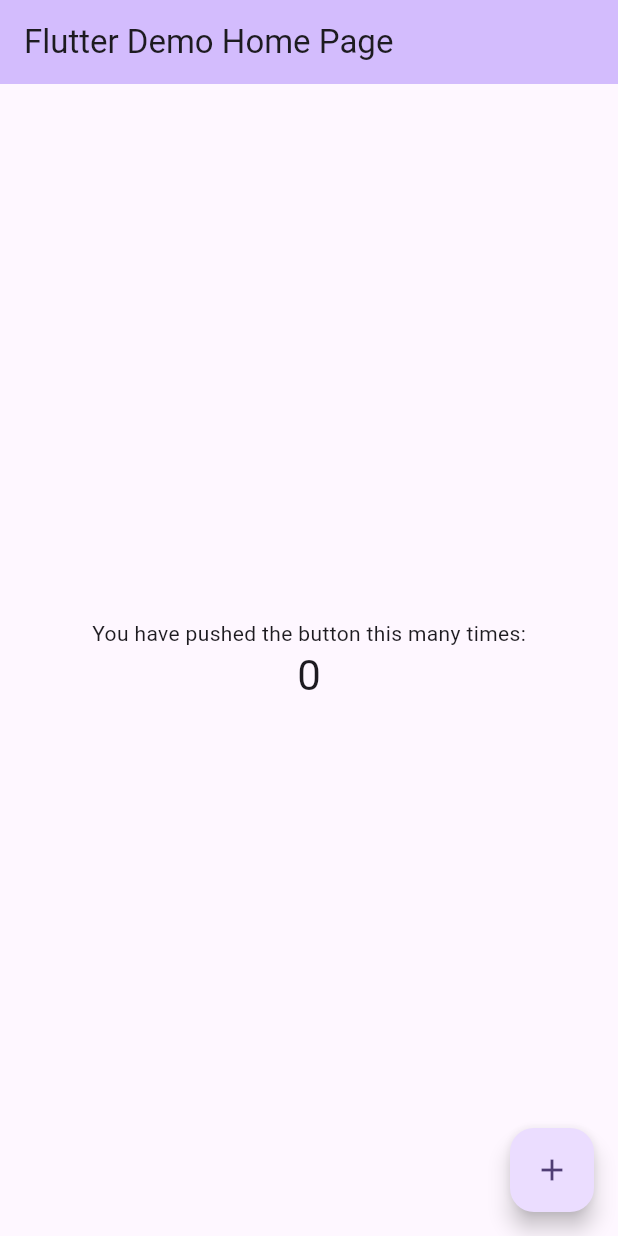
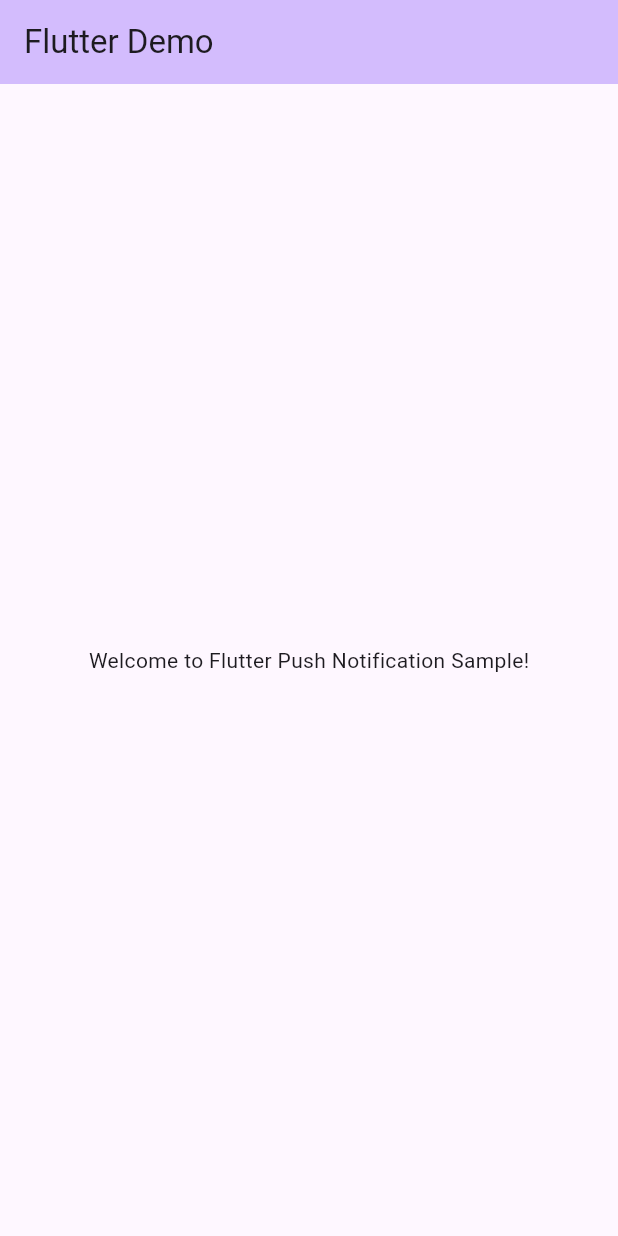
Before and after one commit to sakutaro220/Flutter-push-notification-sample, a Flutter app: the screen it shows after launch, on a phone screen of 412 x 824 dp. Run offline on Flutter 3.47's test engine with Material 2 defaults, Android fonts, the phone set to English and light mode, and no system bars; our stand-ins replace firebase_core, firebase_messaging, logger; accounts and stored records are empty.

Commit message:
implement push notification

```diff
--- a/lib/main.dart
+++ b/lib/main.dart
@@ -1,6 +1,34 @@
+import 'package:firebase_core/firebase_core.dart';
+import 'package:firebase_messaging/firebase_messaging.dart';
 import 'package:flutter/material.dart';
+import 'package:flutter_push_notification/notification_handler.dart';
+import 'package:logger/logger.dart';
 
-void main() {
+final logger = Logger(
+  printer: PrettyPrinter(
+    methodCount: 1,
+    errorMethodCount: 5,
+    lineLength: 120,
+    colors: true,
+    printEmojis: true,
+    printTime: true,
+  ),
+);
+
+Future<void> backgroundHandler(RemoteMessage message) async {
+  // ここでメッセージを処理します
+  print('background message ${message.data}');
+}
+
+void main() async {
+  WidgetsFlutterBinding.ensureInitialized();
+  await Firebase.initializeApp();
+  FirebaseMessaging.onBackgroundMessage(backgroundHandler);
+
+  FirebaseMessaging.instance.getToken().then((String? token) {
+    assert(token != null);
+    logger.d('FCM Token: $token');
+  });
   runApp(const MyApp());
 }
 
@@ -11,43 +39,19 @@ class MyApp extends StatelessWidget {
   @override
   Widget build(BuildContext context) {
     return MaterialApp(
-      title: 'Flutter Demo',
+      debugShowCheckedModeBanner: false,
+      title: 'Flutter Push Notification Sample',
       theme: ThemeData(
-        // This is the theme of your application.
-        //
-        // TRY THIS: Try running your application with "flutter run". You'll see
-        // the application has a blue toolbar. Then, without quitting the app,
-        // try changing the seedColor in the colorScheme below to Colors.green
-        // and then invoke "hot reload" (save your changes or press the "hot
-        // reload" button in a Flutter-supported IDE, or press "r" if you used
-        // the command line to start the app).
-        //
-        // Notice that the counter didn't reset back to zero; the application
-        // state is not lost during the reload. To reset the state, use hot
-        // restart instead.
-        //
-        // This works for code too, not just values: Most code changes can be
-        // tested with just a hot reload.
         colorScheme: ColorScheme.fromSeed(seedColor: Colors.deepPurple),
         useMaterial3: true,
       ),
-      home: const MyHomePage(title: 'Flutter Demo Home Page'),
+      home: const MyHomePage(title: 'Flutter Demo'),
     );
   }
 }
 
 class MyHomePage extends StatefulWidget {
   const MyHomePage({super.key, required this.title});
-
-  // This widget is the home page of your application. It is stateful, meaning
-  // that it has a State object (defined below) that contains fields that affect
-  // how it looks.
-
-  // This class is the configuration for the state. It holds the values (in this
-  // case the title) provided by the parent (in this case the App widget) and
-  // used by the build method of the State. Fields in a Widget subclass are
-  // always marked "final".
-
   final String title;
 
   @override
@@ -55,71 +59,42 @@ class MyHomePage extends StatefulWidget {
 }
 
 class _MyHomePageState extends State<MyHomePage> {
-  int _counter = 0;
+  final FirebaseMessaging _firebaseMessaging = FirebaseMessaging.instance;
+  @override
+  void initState() {
+    super.initState();
+    NotificationHandler.init();
+    listenNotifications();
+  }
 
-  void _incrementCounter() {
-    setState(() {
-      // This call to setState tells the Flutter framework that something has
-      // changed in this State, which causes it to rerun the build method below
-      // so that the display can reflect the updated values. If we changed
-      // _counter without calling setState(), then the build method would not be
-      // called again, and so nothing would appear to happen.
-      _counter++;
+  void listenNotifications() {
+    _firebaseMessaging.getInitialMessage().then((message) {
+      if (message != null) {
+        NotificationHandler.handleMessage(context, message);
+      }
+    });
+
+    FirebaseMessaging.onMessage.listen((message) {
+      NotificationHandler.handleMessage(context, message);
+    });
+
+    FirebaseMessaging.onMessageOpenedApp.listen((message) {
+      NotificationHandler.handleMessage(context, message);
     });
   }
 
   @override
   Widget build(BuildContext context) {
-    // This method is rerun every time setState is called, for instance as done
-    // by the _incrementCounter method above.
-    //
-    // The Flutter framework has been optimized to make rerunning build methods
-    // fast, so that you can just rebuild anything that needs updating rather
-    // than having to individually change instances of widgets.
     return Scaffold(
       appBar: AppBar(
-        // TRY THIS: Try changing the color here to a specific color (to
-        // Colors.amber, perhaps?) and trigger a hot reload to see the AppBar
-        // change color while the other colors stay the same.
         backgroundColor: Theme.of(context).colorScheme.inversePrimary,
-        // Here we take the value from the MyHomePage object that was created by
-        // the App.build method, and use it to set our appbar title.
         title: Text(widget.title),
       ),
-      body: Center(
-        // Center is a layout widget. It takes a single child and positions it
-        // in the middle of the parent.
-        child: Column(
-          // Column is also a layout widget. It takes a list of children and
-          // arranges them vertically. By default, it sizes itself to fit its
-          // children horizontally, and tries to be as tall as its parent.
-          //
-          // Column has various properties to control how it sizes itself and
-          // how it positions its children. Here we use mainAxisAlignment to
-          // center the children vertically; the main axis here is the vertical
-          // axis because Columns are vertical (the cross axis would be
-          // horizontal).
-          //
-          // TRY THIS: Invoke "debug painting" (choose the "Toggle Debug Paint"
-          // action in the IDE, or press "p" in the console), to see the
-          // wireframe for each widget.
-          mainAxisAlignment: MainAxisAlignment.center,
-          children: <Widget>[
-            const Text(
-              'You have pushed the button this many times:',
-            ),
-            Text(
-              '$_counter',
-              style: Theme.of(context).textTheme.headlineMedium,
-            ),
-          ],
+      body: const Center(
+        child: Text(
+          'Welcome to Flutter Push Notification Sample!',
         ),
       ),
-      floatingActionButton: FloatingActionButton(
-        onPressed: _incrementCounter,
-        tooltip: 'Increment',
-        child: const Icon(Icons.add),
-      ), // This trailing comma makes auto-formatting nicer for build methods.
     );
   }
 }
--- /dev/null
+++ b/lib/notification_handler.dart
@@ -0,0 +1,43 @@
+import 'package:firebase_messaging/firebase_messaging.dart';
+import 'package:flutter/material.dart';
+import 'package:flutter_push_notification/main.dart';
+
+class NotificationHandler {
+  static final FirebaseMessaging _firebaseMessaging =
+      FirebaseMessaging.instance;
+
+  static void init() {
+    _firebaseMessaging.requestPermission(
+      alert: true,
+      badge: true,
+      sound: true,
+    );
+
+    _firebaseMessaging.setForegroundNotificationPresentationOptions(
+      alert: true,
+      badge: true,
+      sound: true,
+    );
+  }
+
+  static void handleMessage(BuildContext context, RemoteMessage message) {
+    logger.d('A new onMessage event was published!');
+    showDialog(
+      context: context,
+      builder: (BuildContext context) {
+        return AlertDialog(
+          title: Text(message.notification?.title ?? ""),
+          content: Text(message.notification?.body ?? ""),
+          actions: [
+            ElevatedButton(
+              child: const Text("OK"),
+              onPressed: () {
+                Navigator.of(context).pop();
+              },
+            ),
+          ],
+        );
+      },
+    );
+  }
+}
```
